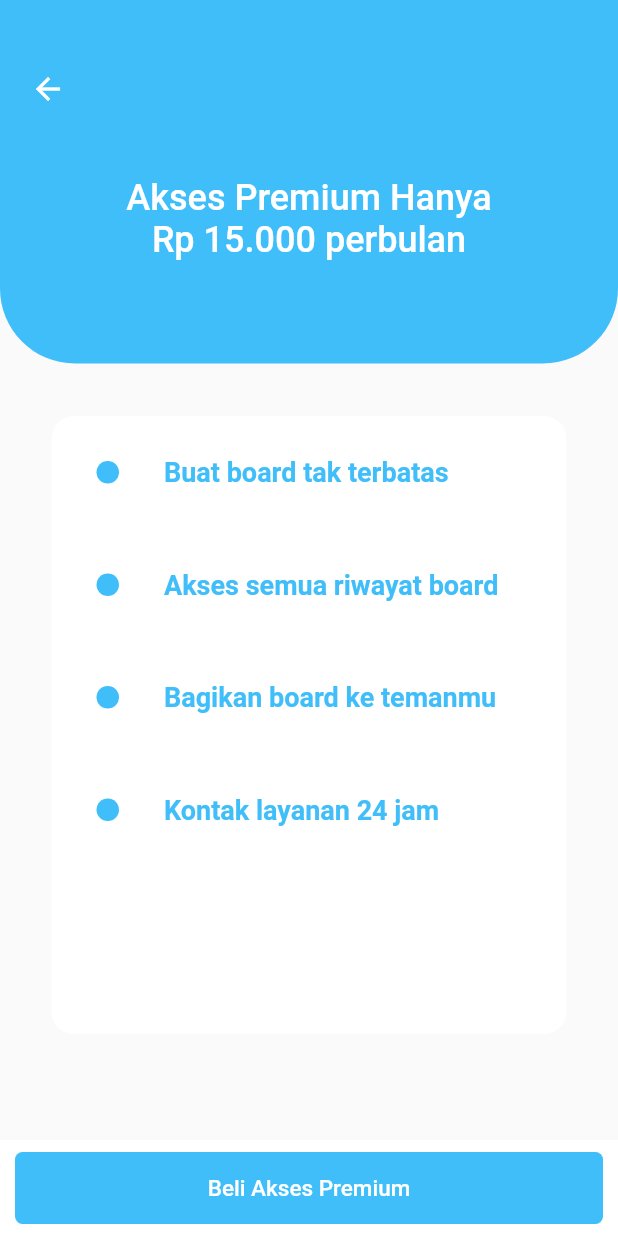
After one commit to FarhanFDjabari/mobile-triplen, a Flutter app: the PremiumPage screen opened directly, on a phone screen of 412 x 824 dp. The commit adds this screen. Run offline on Flutter 3.47's test engine with Material 2 defaults, Android fonts, the phone set to English and light mode, and no system bars; our stand-ins replace bloc, dio, equatable, flutter_bloc, flutter_slidable, flutter_svg and 5 more; missing offline and left inert: indonesia; accounts and stored records are empty.

Commit message:
+ add premium page

```diff
--- /dev/null
+++ b/lib/screens/premium_page.dart
@@ -0,0 +1,200 @@
+import 'package:flutter/cupertino.dart';
+import 'package:flutter/material.dart';
+import 'package:triplen_app/utils/color_util.dart';
+
+class PremiumPage extends StatelessWidget {
+  PremiumPage({Key key}) : super(key: key);
+
+  @override
+  Widget build(BuildContext context) {
+    return Scaffold(
+      body: SingleChildScrollView(
+        child: Container(
+          child: Column(
+            children: <Widget>[
+              Container(
+                width: MediaQuery
+                    .of(context)
+                    .size
+                    .width,
+                height: MediaQuery
+                    .of(context)
+                    .size
+                    .height / 3.4,
+                decoration: BoxDecoration(
+                    color: ColorUtil.secondaryColor,
+                    borderRadius: BorderRadius.only(
+                      bottomLeft: Radius.circular(50),
+                      bottomRight: Radius.circular(50),
+                    ),
+                ),
+                child: Column(
+//                  mainAxisAlignment: MainAxisAlignment.center,
+                  crossAxisAlignment: CrossAxisAlignment.center,
+                  children: <Widget>[
+                    Row(
+                      children: <Widget>[
+                        Container(
+                          padding: EdgeInsets.symmetric(
+                              vertical: 35, horizontal: 8),
+                          child: InkWell(
+                            child: IconButton(
+                                icon: Icon(Icons.arrow_back),
+                                color: Colors.white,
+                                onPressed: () => Navigator.pop(context)),
+                          ),
+                        ),
+                      ],
+                    ),
+                    Stack(
+                      children: <Widget>[
+                        Container(
+                          child: Column(
+                            children: <Widget>[
+                              Text(
+                                'Akses Premium Hanya',
+                                textAlign: TextAlign.center,
+                                style: TextStyle(
+                                    fontSize: 24,
+                                    color: Colors.white,
+                                    fontWeight: FontWeight.w500),
+                              ),
+                              Text(
+                                'Rp 15.000 perbulan',
+                                textAlign: TextAlign.center,
+                                style: TextStyle(
+                                    fontSize: 24,
+                                    color: Colors.white,
+                                    fontWeight: FontWeight.w500),
+                              ),
+                            ],
+                          ),
+                        ),
+                      ],
+                      alignment: Alignment.center,
+                    ),
+                  ],
+                ),
+              ),
+              Center(
+                child: Container(
+                  margin: EdgeInsets.symmetric(vertical: 35),
+                  width: MediaQuery.of(context).size.width/1.2,
+                  height: MediaQuery.of(context).size.height/2,
+                  decoration: BoxDecoration(
+                    color: Colors.white,
+                    borderRadius: BorderRadius.all(Radius.circular(15)),
+                  ),
+                  child: Column(
+                    children: <Widget>[
+                      Row(
+                        children: <Widget>[
+                          Container(
+                              margin: EdgeInsets.symmetric(vertical: 30, horizontal: 30),
+                              width: 15.0,
+                              height: 15.0,
+                              decoration: BoxDecoration(
+                                  shape: BoxShape.circle, color: ColorUtil.secondaryColor)),
+                          Container(
+                            child: Text(
+                              'Buat board tak terbatas',
+                              style: TextStyle(
+                                fontSize: 18, color: ColorUtil.secondaryColor,
+                                fontWeight: FontWeight.bold,
+                              ),
+                            ),
+                          ),
+                        ],
+                      ),
+                      Row(
+                        children: <Widget>[
+                          Container(
+                              margin: EdgeInsets.symmetric(vertical: 30, horizontal: 30),
+                              width: 15.0,
+                              height: 15.0,
+                              decoration: BoxDecoration(
+                                  shape: BoxShape.circle, color: ColorUtil.secondaryColor)),
+                          Container(
+                            child: Text(
+                              'Akses semua riwayat board',
+                              style: TextStyle(
+                                fontSize: 18, color: ColorUtil.secondaryColor,
+                                fontWeight: FontWeight.bold,
+                              ),
+                            ),
+                          ),
+                        ],
+                      ),
+                      Row(
+                        children: <Widget>[
+                          Container(
+                              margin: EdgeInsets.symmetric(vertical: 30, horizontal: 30),
+                              width: 15.0,
+                              height: 15.0,
+                              decoration: BoxDecoration(
+                                  shape: BoxShape.circle, color: ColorUtil.secondaryColor)),
+                          Container(
+                            child: Text(
+                              'Bagikan board ke temanmu',
+                              style: TextStyle(
+                                fontSize: 18, color: ColorUtil.secondaryColor,
+                                fontWeight: FontWeight.bold,
+                              ),
+                            ),
+                          ),
+                        ],
+                      ),
+                      Row(
+                        children: <Widget>[
+                          Container(
+                              margin: EdgeInsets.symmetric(vertical: 30, horizontal: 30),
+                              width: 15.0,
+                              height: 15.0,
+                              decoration: BoxDecoration(
+                                  shape: BoxShape.circle, color: ColorUtil.secondaryColor)),
+                          Container(
+                            child: Text(
+                              'Kontak layanan 24 jam',
+                              style: TextStyle(
+                                fontSize: 18, color: ColorUtil.secondaryColor,
+                                fontWeight: FontWeight.bold,
+                              ),
+                            ),
+                          ),
+                        ],
+                      ),
+                    ],
+                  ),
+                ),
+              ),
+            ],
+          ),
+        ),
+      ),
+      bottomNavigationBar: Container(
+        decoration: BoxDecoration(color: Colors.white, boxShadow: [
+          BoxShadow(
+              color: ColorUtil.greyColor,
+              offset: Offset.fromDirection(3.0)
+          )
+        ]),
+        padding: EdgeInsets.symmetric(vertical: 8, horizontal: 10),
+        child: InkWell(
+          onTap: (){},
+          child: Container(
+            padding: EdgeInsets.symmetric(vertical: 15),
+            decoration: BoxDecoration(
+                borderRadius: BorderRadius.circular(5),
+                color: ColorUtil.secondaryColor),
+            child: Text(
+              "Beli Akses Premium",
+              style:
+              TextStyle(color: Colors.white, fontSize: 15, fontWeight: FontWeight.w500),
+              textAlign: TextAlign.center,
+            ),
+          ),
+        ),
+      ),
+    );
+  }
+}
--- a/lib/screens/profile_screen.dart
+++ b/lib/screens/profile_screen.dart
@@ -4,6 +4,7 @@ import 'package:flutter_bloc/flutter_bloc.dart';
 import 'package:triplen_app/bloc/home/bloc.dart';
 import 'package:triplen_app/screens/kontak_page.dart';
 import 'package:triplen_app/screens/login_screen.dart';
+import 'package:triplen_app/screens/premium_page.dart';
 import 'package:triplen_app/utils/color_util.dart';
 
 class ProfileScreen extends StatelessWidget {
@@ -13,9 +14,14 @@ class ProfileScreen extends StatelessWidget {
   _appVersion(BuildContext context) {
     return showDialog(
       builder: (context) => AlertDialog(
-        title: Text('Triplen App', textAlign: TextAlign.center, style: TextStyle(fontSize: 20.0)),
-        content: Text('Version 0.0.5', textAlign: TextAlign.center,),
-      ), context: context,
+        title: Text('Triplen App',
+            textAlign: TextAlign.center, style: TextStyle(fontSize: 20.0)),
+        content: Text(
+          'Version 0.0.5',
+          textAlign: TextAlign.center,
+        ),
+      ),
+      context: context,
     );
   }
 
@@ -25,8 +31,10 @@ class ProfileScreen extends StatelessWidget {
       bloc: homeBloc,
       listener: (context, state) {
         if (state is UserLoggedOutState) {
-          Navigator.pushAndRemoveUntil(context, MaterialPageRoute(builder: (context) => LoginScreen()), (Route<dynamic>
-          route) => false);
+          Navigator.pushAndRemoveUntil(
+              context,
+              MaterialPageRoute(builder: (context) => LoginScreen()),
+              (Route<dynamic> route) => false);
         }
       },
       child: BlocBuilder(
@@ -43,11 +51,15 @@ class ProfileScreen extends StatelessWidget {
                       child: Image.asset('assets/logo-light.png'),
                     ),
                     Container(
-                      padding: EdgeInsets.symmetric(horizontal: 15, vertical: 15),
+                      padding:
+                          EdgeInsets.symmetric(horizontal: 15, vertical: 15),
                       width: MediaQuery.of(context).size.width,
                       child: Text(
                         "Profil",
-                        style: TextStyle(color: Colors.black, fontWeight: FontWeight.bold, fontSize: 28),
+                        style: TextStyle(
+                            color: Colors.black,
+                            fontWeight: FontWeight.bold,
+                            fontSize: 28),
                       ),
                     ),
                     Container(
@@ -56,7 +68,8 @@ class ProfileScreen extends StatelessWidget {
                         borderRadius: BorderRadius.all(Radius.circular(20)),
                         color: Colors.white,
                       ),
-                      padding: EdgeInsets.symmetric(horizontal: 15, vertical: 15),
+                      padding:
+                          EdgeInsets.symmetric(horizontal: 15, vertical: 15),
                       child: Column(
                         children: <Widget>[
                           Row(
@@ -66,12 +79,11 @@ class ProfileScreen extends StatelessWidget {
                                 width: 75,
                                 margin: EdgeInsets.only(right: 15),
                                 decoration: BoxDecoration(
-                                  shape: BoxShape.circle,
-                                  border: Border.all(color: Color(0XFF64CEFF), width: 3),
-                                  image: DecorationImage(
-                                    image: NetworkImage(homeBloc.image)
-                                  )
-                                ),
+                                    shape: BoxShape.circle,
+                                    border: Border.all(
+                                        color: Color(0XFF64CEFF), width: 3),
+                                    image: DecorationImage(
+                                        image: NetworkImage(homeBloc.image))),
                               ),
                               Column(
                                 crossAxisAlignment: CrossAxisAlignment.start,
@@ -81,48 +93,54 @@ class ProfileScreen extends StatelessWidget {
                                     style: TextStyle(
                                         color: ColorUtil.primaryColor,
                                         fontSize: 22,
-                                        fontWeight: FontWeight.bold
-                                    ),
+                                        fontWeight: FontWeight.bold),
                                   ),
                                   Text(
                                     homeBloc.email,
                                     style: TextStyle(
                                         color: ColorUtil.greyColor,
                                         fontSize: 16,
-                                        fontWeight: FontWeight.normal
-                                    ),
+                                        fontWeight: FontWeight.normal),
                                   )
                                 ],
                               )
                             ],
                           ),
-                          SizedBox(height: 15,),
+                          SizedBox(
+                            height: 15,
+                          ),
                           Column(
                             children: <Widget>[
                               InkWell(
-                                onTap: () {
-                                  print("cihuy");
-                                },
+                                onTap: () => Navigator.push(
+                                    context,
+                                    MaterialPageRoute(
+                                        builder: (context) => PremiumPage())),
                                 child: Container(
                                   padding: EdgeInsets.symmetric(vertical: 15),
                                   decoration: BoxDecoration(
                                       border: Border(
-                                        top: BorderSide(color: Color(0XFFD8D8D8), width: .5),
-                                        bottom: BorderSide(color: Color(0XFFD8D8D8), width: .5),
-                                      )
-                                  ),
+                                    top: BorderSide(
+                                        color: Color(0XFFD8D8D8), width: .5),
+                                    bottom: BorderSide(
+                                        color: Color(0XFFD8D8D8), width: .5),
+                                  )),
                                   child: Row(
-                                    mainAxisAlignment: MainAxisAlignment.spaceBetween,
+                                    mainAxisAlignment:
+                                        MainAxisAlignment.spaceBetween,
                                     children: <Widget>[
                                       Text(
                                         "Premium",
                                         style: TextStyle(
-                                            color: Colors.orangeAccent.withOpacity(0.7),
+                                            color: Colors.orangeAccent
+                                                .withOpacity(0.7),
                                             fontSize: 16,
-                                            fontWeight: FontWeight.w500
-                                        ),
+                                            fontWeight: FontWeight.w500),
                                       ),
-                                      Icon(Icons.chevron_right, color: ColorUtil.greyColor,)
+                                      Icon(
+                                        Icons.chevron_right,
+                                        color: ColorUtil.greyColor,
+                                      )
                                     ],
                                   ),
                                 ),
@@ -133,69 +151,85 @@ class ProfileScreen extends StatelessWidget {
                                   padding: EdgeInsets.symmetric(vertical: 15),
                                   decoration: BoxDecoration(
                                       border: Border(
-                                        top: BorderSide(color: Color(0XFFD8D8D8), width: .5),
-                                        bottom: BorderSide(color: Color(0XFFD8D8D8), width: .5),
-                                      )
-                                  ),
+                                    top: BorderSide(
+                                        color: Color(0XFFD8D8D8), width: .5),
+                                    bottom: BorderSide(
+                                        color: Color(0XFFD8D8D8), width: .5),
+                                  )),
                                   child: Row(
-                                    mainAxisAlignment: MainAxisAlignment.spaceBetween,
+                                    mainAxisAlignment:
+                                        MainAxisAlignment.spaceBetween,
                                     children: <Widget>[
                                       Text(
                                         "Tentang Aplikasi",
                                         style: TextStyle(
                                             color: Color(0XFFA1A1A1),
                                             fontSize: 16,
-                                            fontWeight: FontWeight.normal
-                                        ),
+                                            fontWeight: FontWeight.normal),
                                       ),
-                                      Icon(Icons.chevron_right, color: ColorUtil.greyColor,)
+                                      Icon(
+                                        Icons.chevron_right,
+                                        color: ColorUtil.greyColor,
+                                      )
                                     ],
                                   ),
                                 ),
                               ),
                               InkWell(
-                                onTap: () => Navigator.push(context, MaterialPageRoute(builder: (context) => KontakKami())),
+                                onTap: () => Navigator.push(
+                                    context,
+                                    MaterialPageRoute(
+                                        builder: (context) => KontakKami())),
                                 child: Container(
                                   padding: EdgeInsets.symmetric(vertical: 15),
                                   decoration: BoxDecoration(
                                       border: Border(
-                                        top: BorderSide(color: Color(0XFFD8D8D8), width: .5),
-                                        bottom: BorderSide(color: Color(0XFFD8D8D8), width: .5),
-                                      )
-                                  ),
+                                    top: BorderSide(
+                                        color: Color(0XFFD8D8D8), width: .5),
+                                    bottom: BorderSide(
+                                        color: Color(0XFFD8D8D8), width: .5),
+                                  )),
                                   child: Row(
-                                    mainAxisAlignment: MainAxisAlignment.spaceBetween,
+                                    mainAxisAlignment:
+                                        MainAxisAlignment.spaceBetween,
                                     children: <Widget>[
                                       Text(
                                         "Kontak Kami",
                                         style: TextStyle(
                                             color: Color(0XFFA1A1A1),
                                             fontSize: 16,
-                                            fontWeight: FontWeight.normal
-                                        ),
+                                            fontWeight: FontWeight.normal),
                                       ),
-                                      Icon(Icons.chevron_right, color: ColorUtil.greyColor,)
+                                      Icon(
+                                        Icons.chevron_right,
+                                        color: ColorUtil.greyColor,
+                                      )
                                     ],
                                   ),
                                 ),
                               ),
                             ],
                           ),
-                          SizedBox(height: 20,),
+                          SizedBox(
+                            height: 20,
+                          ),
                           InkWell(
                             onTap: () {
                               homeBloc.dispatch(LogoutEvent());
                             },
                             child: Container(
-                              padding: EdgeInsets.symmetric(vertical: 15, horizontal: MediaQuery.of(context).size.width
-                                  / 4),
+                              padding: EdgeInsets.symmetric(
+                                  vertical: 15,
+                                  horizontal:
+                                      MediaQuery.of(context).size.width / 4),
                               decoration: BoxDecoration(
-                                borderRadius: BorderRadius.all(Radius.circular(5)),
-                                color: ColorUtil.secondaryColor
-                              ),
+                                  borderRadius:
+                                      BorderRadius.all(Radius.circular(5)),
+                                  color: ColorUtil.secondaryColor),
                               child: Text(
                                 "Keluar",
-                                style: TextStyle(color: Colors.white, fontSize: 16),
+                                style: TextStyle(
+                                    color: Colors.white, fontSize: 16),
                               ),
                             ),
                           )
```
